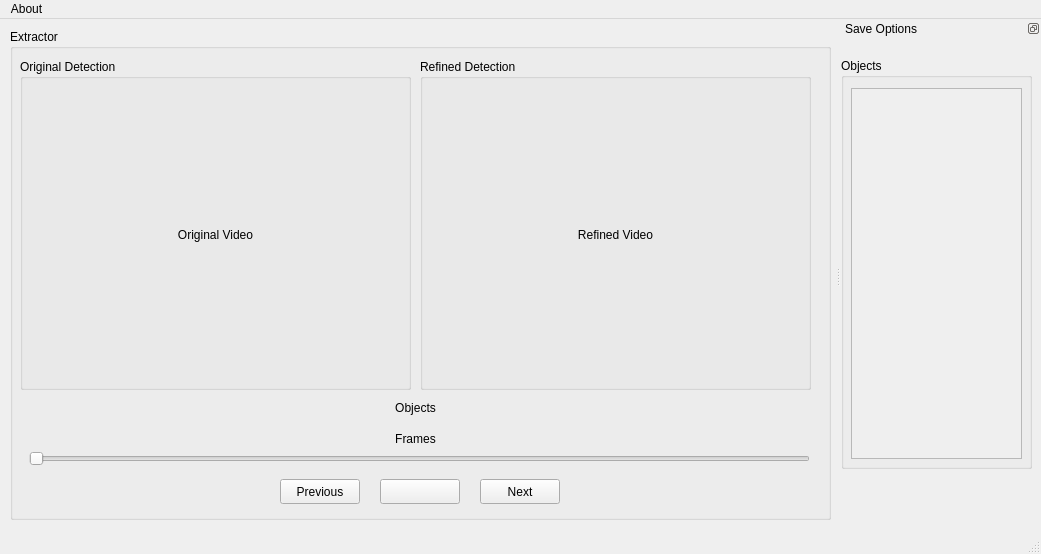
First picture: the form in frontend/extract.ui, repository hilmandayo/pymagextractor, before the edit.
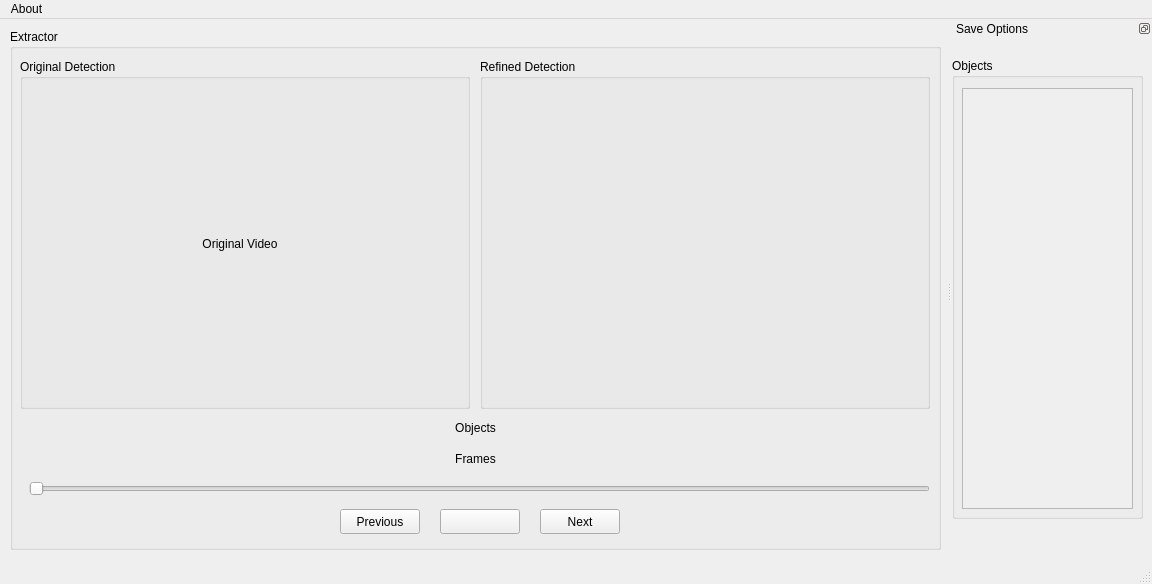
Second picture: the form after the edit.

Commit message: create Video Render class

```diff
--- a/frontend/extract.ui
+++ b/frontend/extract.ui
@@ -6,8 +6,8 @@
    <rect>
     <x>0</x>
     <y>0</y>
-    <width>1041</width>
-    <height>554</height>
+    <width>1152</width>
+    <height>584</height>
    </rect>
   </property>
   <property name="windowTitle">
@@ -19,8 +19,8 @@
      <rect>
       <x>10</x>
       <y>10</y>
-      <width>821</width>
-      <height>491</height>
+      <width>931</width>
+      <height>521</height>
      </rect>
     </property>
     <property name="title">
@@ -31,8 +31,8 @@
       <rect>
        <x>10</x>
        <y>30</y>
-       <width>391</width>
-       <height>331</height>
+       <width>450</width>
+       <height>350</height>
       </rect>
      </property>
      <property name="title">
@@ -43,8 +43,8 @@
        <rect>
         <x>0</x>
         <y>20</y>
-        <width>391</width>
-        <height>311</height>
+        <width>440</width>
+        <height>330</height>
        </rect>
       </property>
       <property name="text">
@@ -58,37 +58,21 @@
     <widget class="QGroupBox" name="refined_box">
      <property name="geometry">
       <rect>
-       <x>410</x>
+       <x>470</x>
        <y>30</y>
-       <width>391</width>
-       <height>331</height>
+       <width>450</width>
+       <height>350</height>
       </rect>
      </property>
      <property name="title">
       <string>Refined Detection</string>
      </property>
-     <widget class="QLabel" name="refined_video">
-      <property name="geometry">
-       <rect>
-        <x>0</x>
-        <y>20</y>
-        <width>391</width>
-        <height>311</height>
-       </rect>
-      </property>
-      <property name="text">
-       <string>Refined Video</string>
-      </property>
-      <property name="alignment">
-       <set>Qt::AlignCenter</set>
-      </property>
-     </widget>
     </widget>
     <widget class="QPushButton" name="play_bnt">
      <property name="geometry">
       <rect>
-       <x>370</x>
-       <y>450</y>
+       <x>430</x>
+       <y>480</y>
        <width>80</width>
        <height>25</height>
       </rect>
@@ -103,8 +87,8 @@
     <widget class="QPushButton" name="previous_bnt">
      <property name="geometry">
       <rect>
-       <x>270</x>
-       <y>450</y>
+       <x>330</x>
+       <y>480</y>
        <width>80</width>
        <height>25</height>
       </rect>
@@ -119,8 +103,8 @@
     <widget class="QPushButton" name="next_bnt">
      <property name="geometry">
       <rect>
-       <x>470</x>
-       <y>450</y>
+       <x>530</x>
+       <y>480</y>
        <width>80</width>
        <height>25</height>
       </rect>
@@ -136,8 +120,8 @@
      <property name="geometry">
       <rect>
        <x>19</x>
-       <y>420</y>
-       <width>781</width>
+       <y>450</y>
+       <width>901</width>
        <height>20</height>
       </rect>
      </property>
@@ -151,8 +135,8 @@
     <widget class="QLabel" name="frames_label">
      <property name="geometry">
       <rect>
-       <x>240</x>
-       <y>400</y>
+       <x>300</x>
+       <y>420</y>
        <width>331</width>
        <height>20</height>
       </rect>
@@ -167,8 +151,8 @@
     <widget class="QLabel" name="objects_label">
      <property name="geometry">
       <rect>
-       <x>250</x>
-       <y>370</y>
+       <x>310</x>
+       <y>390</y>
        <width>311</width>
        <height>17</height>
       </rect>
@@ -187,7 +171,7 @@
     <rect>
      <x>0</x>
      <y>0</y>
-     <width>1041</width>
+     <width>1152</width>
      <height>22</height>
     </rect>
    </property>
@@ -222,7 +206,7 @@
        <x>0</x>
        <y>20</y>
        <width>191</width>
-       <height>411</height>
+       <height>461</height>
       </rect>
      </property>
      <property name="title">
@@ -234,7 +218,7 @@
         <x>10</x>
         <y>30</y>
         <width>171</width>
-        <height>371</height>
+        <height>421</height>
        </rect>
       </property>
       <property name="widgetResizable">
@@ -246,7 +230,7 @@
          <x>0</x>
          <y>0</y>
          <width>169</width>
-         <height>369</height>
+         <height>419</height>
         </rect>
        </property>
       </widget>
```
Left out of the diff: 2 changed lines with no effect on the pictures. The commit also changes 5 other files.
